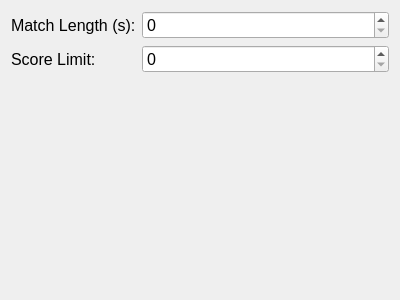
FRC-836/SoccerCars, file FMS/inc/MatchSettings.ui: the form before one commit.
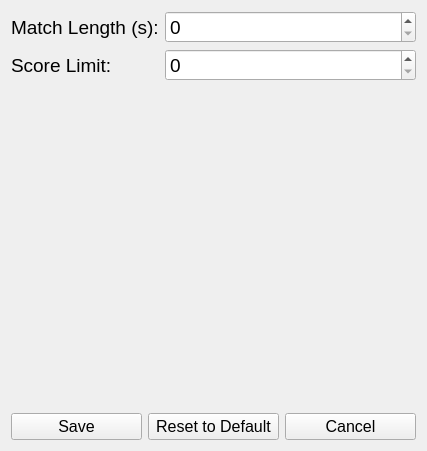
The form after the commit.

Commit message: updated match settings to have buttons for saving changed, canceling changes, and restoring the form to default values

```diff
--- a/FMS/inc/MatchSettings.ui
+++ b/FMS/inc/MatchSettings.ui
@@ -6,19 +6,21 @@
    <rect>
     <x>0</x>
     <y>0</y>
-    <width>400</width>
-    <height>300</height>
+    <width>427</width>
+    <height>451</height>
    </rect>
   </property>
   <property name="windowTitle">
    <string>Form</string>
   </property>
-  <layout class="QFormLayout" name="formLayout">
+  <layout class="QVBoxLayout" name="verticalLayout">
+   <item>
+    <layout class="QFormLayout" name="formLayout_2">
    <item row="0" column="0">
     <widget class="QLabel" name="lblMatchLength">
      <property name="font">
       <font>
-       <pointsize>12</pointsize>
+         <pointsize>14</pointsize>
       </font>
      </property>
      <property name="text">
@@ -30,7 +32,7 @@
     <widget class="QSpinBox" name="spnMatchLength">
      <property name="font">
       <font>
-       <pointsize>12</pointsize>
+         <pointsize>14</pointsize>
       </font>
      </property>
     </widget>
@@ -39,7 +41,7 @@
     <widget class="QLabel" name="lblScoreLimit">
      <property name="font">
       <font>
-       <pointsize>12</pointsize>
+         <pointsize>14</pointsize>
       </font>
      </property>
      <property name="text">
@@ -51,10 +53,52 @@
     <widget class="QSpinBox" name="spnScoreLimit">
      <property name="font">
       <font>
+         <pointsize>14</pointsize>
+        </font>
+       </property>
+      </widget>
+     </item>
+    </layout>
+   </item>
+   <item>
+    <layout class="QHBoxLayout" name="horizontalLayout_2">
+     <item>
+      <widget class="QPushButton" name="btnSave">
+       <property name="font">
+        <font>
        <pointsize>12</pointsize>
       </font>
      </property>
-    </widget>
+       <property name="text">
+        <string>Save</string>
+       </property>
+      </widget>
+     </item>
+     <item>
+      <widget class="QPushButton" name="btnDefault">
+       <property name="font">
+        <font>
+         <pointsize>12</pointsize>
+        </font>
+       </property>
+       <property name="text">
+        <string>Reset to Default</string>
+       </property>
+      </widget>
+     </item>
+     <item>
+      <widget class="QPushButton" name="btnCancel">
+       <property name="font">
+        <font>
+         <pointsize>12</pointsize>
+        </font>
+       </property>
+       <property name="text">
+        <string>Cancel</string>
+       </property>
+      </widget>
+     </item>
+    </layout>
    </item>
   </layout>
  </widget>
```
Left out of the diff: 2 changed lines with no effect on the pictures. Lines whose indentation alone changed are shown as unchanged.
